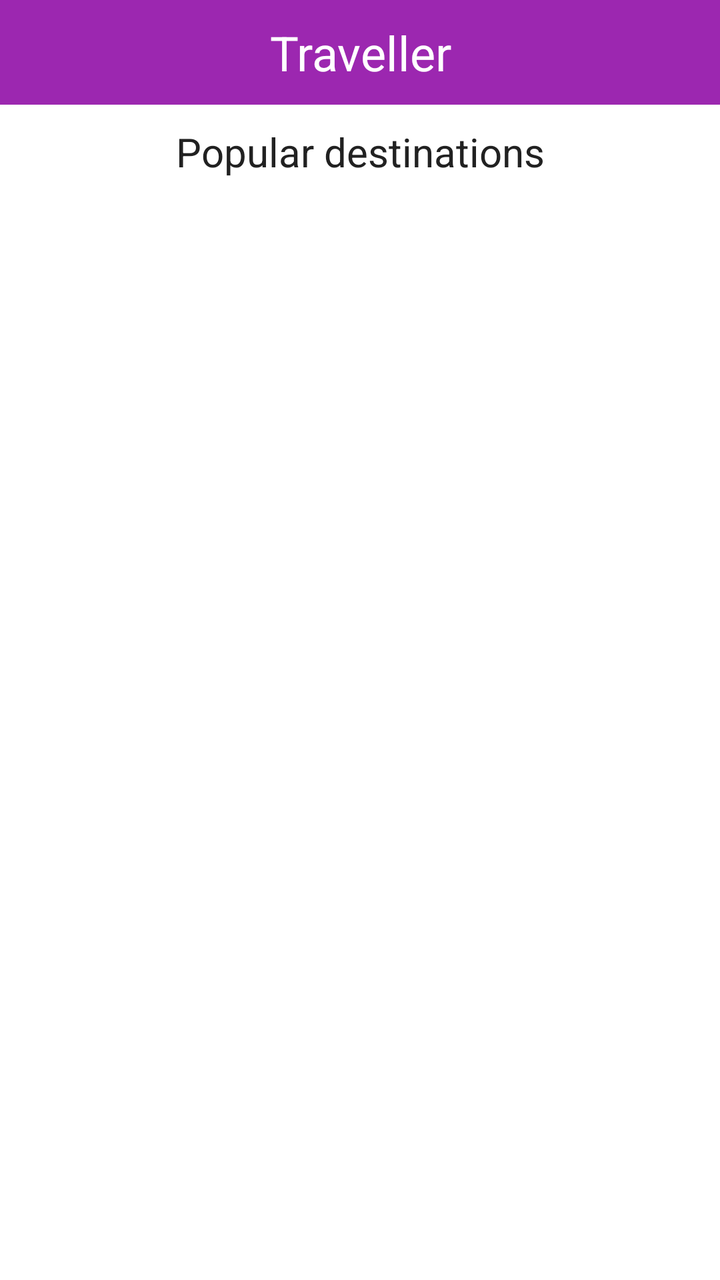
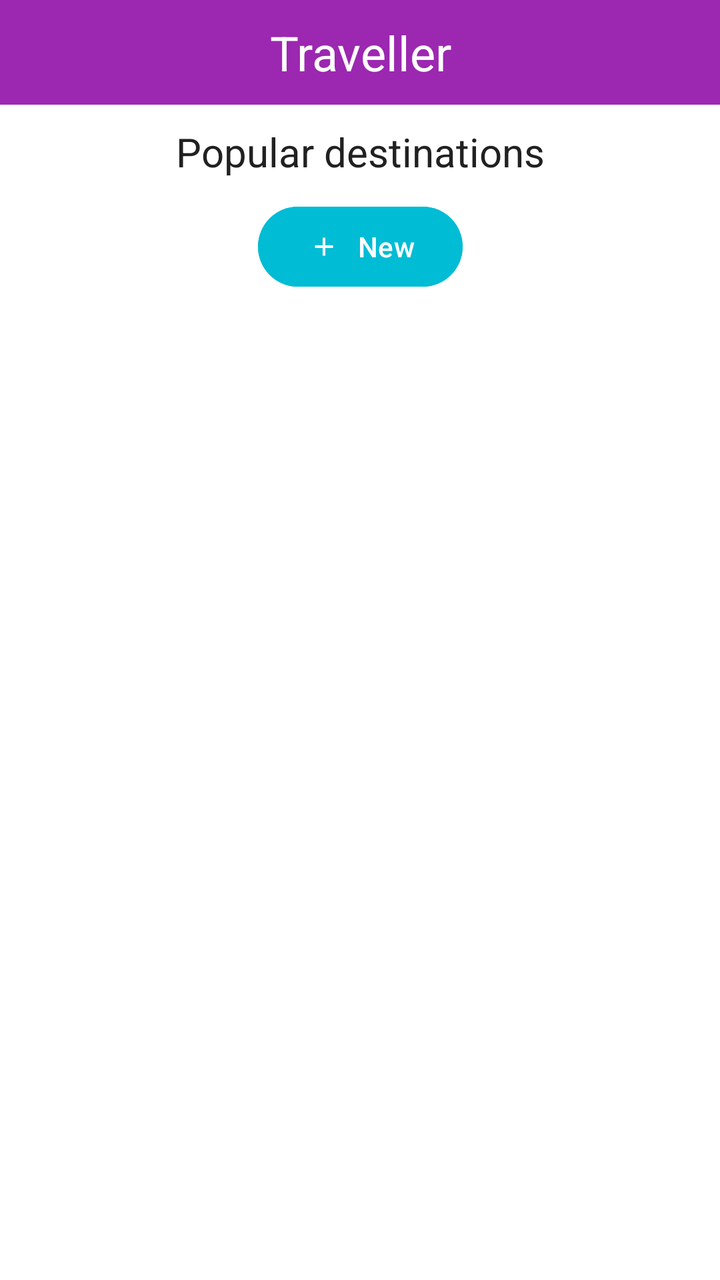

Compare the two renders of this Android layout. The source of the first and the diff that turns it into the second are given below.
<!-- AndroidManifest.xml: application theme Theme.Desafio02 -->
<!-- res/layout/activity_main.xml -->
<?xml version="1.0" encoding="utf-8"?>
<androidx.constraintlayout.widget.ConstraintLayout xmlns:android="http://schemas.android.com/apk/res/android"
    xmlns:app="http://schemas.android.com/apk/res-auto"
    xmlns:tools="http://schemas.android.com/tools"
    android:id="@+id/main"
    android:layout_width="match_parent"
    android:layout_height="match_parent"
    tools:context=".MainActivity">

    <TextView
        android:id="@+id/textApp"
        android:layout_width="match_parent"
        android:layout_height="wrap_content"
        android:padding="@dimen/spacing_default"
        android:text="@string/app_name"
        android:textAlignment="center"
        android:textSize="@dimen/text_h1"
        android:background="@color/primary"
        android:textColor="@color/on_primary"
        app:layout_constraintEnd_toEndOf="parent"
        app:layout_constraintStart_toStartOf="parent"
        app:layout_constraintTop_toTopOf="parent" />

    <TextView
        android:id="@+id/textDestinationTitle"
        android:layout_width="match_parent"
        android:layout_height="wrap_content"
        android:layout_marginTop="@dimen/spacing_default"
        android:text="@string/main_title"
        android:textAlignment="center"
        android:textSize="@dimen/text_h2"
        android:textColor="@color/on_background"
        app:layout_constraintTop_toBottomOf="@+id/textApp" />

    <androidx.recyclerview.widget.RecyclerView
        android:layout_width="match_parent"
        android:layout_height="0dp"
        android:layout_marginTop="@dimen/spacing_default"
        app:layout_constraintTop_toBottomOf="@+id/textDestinationTitle" />

</androidx.constraintlayout.widget.ConstraintLayout>
<!-- resources referenced by this layout -->
<resources>
  <color name="on_background">#212121</color>"
  <color name="on_primary">#FFFFFF</color>
  <color name="primary">#9C27B0</color>
  <dimen name="spacing_default">10dp</dimen>
  <dimen name="text_h1">24sp</dimen>
  <dimen name="text_h2">20sp</dimen>
  <string name="app_name">Traveller</string>
  <string name="main_title">Popular destinations</string>
  <style name="Theme.Desafio02" parent="Base.Theme.Desafio02" />
  <style name="Base.Theme.Desafio02" parent="Theme.Material3.DayNight.NoActionBar">
          <item name="colorPrimary">@color/primary</item>
          <item name="colorPrimaryVariant">@color/primary_variant</item>
          <item name="colorSecondary">@color/accent</item>
          <item name="android:colorBackground">@color/background</item>
          <item name="android:textColorPrimary">@color/text_primary</item>
          <item name="android:textColorSecondary">@color/text_secondary</item>
          <item name="colorOnPrimary">@color/on_primary</item>
          <item name="colorOnSecondary">@color/on_secondary</item>
          <item name="colorOnBackground">@color/on_background</item>
      </style>
  <color name="primary_variant">#E1BEE7</color>
  <color name="accent">#00BCD4</color>
  <color name="background">#FFFFFF</color>
  <color name="text_primary">#212121</color>
  <color name="text_secondary">#757575</color>
  <color name="on_secondary">#FFFFFF</color>
</resources>

<!-- the commit's change to res/layout/activity_main.xml (unified diff, before → after) -->
@@ -32,10 +32,24 @@
         android:textColor="@color/on_background"
         app:layout_constraintTop_toBottomOf="@+id/textApp" />
 
+    <com.google.android.material.button.MaterialButton
+        android:id="@+id/btnAdd"
+        android:layout_width="wrap_content"
+        android:layout_height="wrap_content"
+        android:layout_marginTop="@dimen/spacing_default"
+        android:text="@string/btn_add"
+        android:textSize="@dimen/text_normal"
+        android:backgroundTint="@color/accent"
+        app:icon="@drawable/ic_add"
+        app:layout_constraintTop_toBottomOf="@+id/textDestinationTitle"
+        app:layout_constraintEnd_toEndOf="parent"
+        app:layout_constraintStart_toStartOf="parent" />
+
     <androidx.recyclerview.widget.RecyclerView
+        android:id="@+id/destinationList"
         android:layout_width="match_parent"
-        android:layout_height="0dp"
+        android:layout_height="wrap_content"
         android:layout_marginTop="@dimen/spacing_default"
-        app:layout_constraintTop_toBottomOf="@+id/textDestinationTitle" />
+        app:layout_constraintTop_toBottomOf="@+id/btnAdd" />
 
 </androidx.constraintlayout.widget.ConstraintLayout>
<!-- resource entries referenced after the edit -->
@@ -6,7 +6,19 @@
   <dimen name="spacing_default">10dp</dimen>
   <dimen name="text_h1">24sp</dimen>
   <dimen name="text_h2">20sp</dimen>
+  <dimen name="text_normal">14sp</dimen>
+  <!-- drawable ic_add (drawable) -->
+  <vector xmlns:android="http://schemas.android.com/apk/res/android"
+      android:width="20dp"
+      android:height="20dp"
+      android:viewportWidth="960"
+      android:viewportHeight="960">
+    <path
+        android:pathData="M444,516L240,516v-72h204v-204h72v204h204v72L516,516v204h-72v-204Z"
+        android:fillColor="#e3e3e3"/>
+  </vector>
   <string name="app_name">Traveller</string>
+  <string name="btn_add">New</string>
   <string name="main_title">Popular destinations</string>
   <style name="Theme.Desafio02" parent="Base.Theme.Desafio02" />
   <style name="Base.Theme.Desafio02" parent="Theme.Material3.DayNight.NoActionBar">
